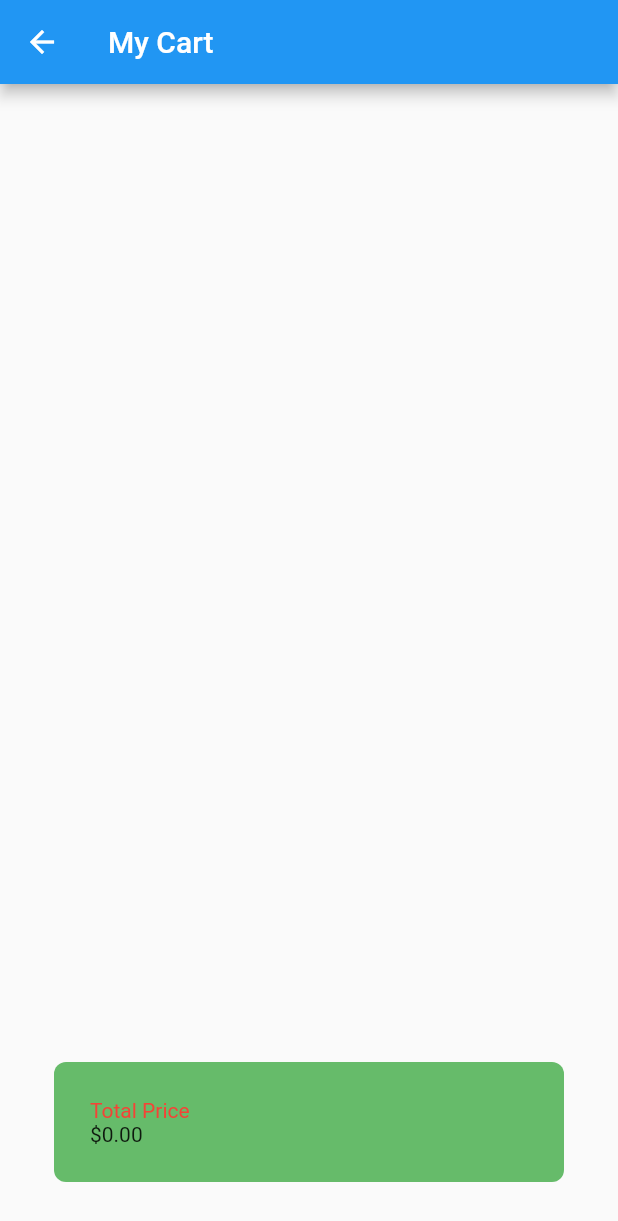
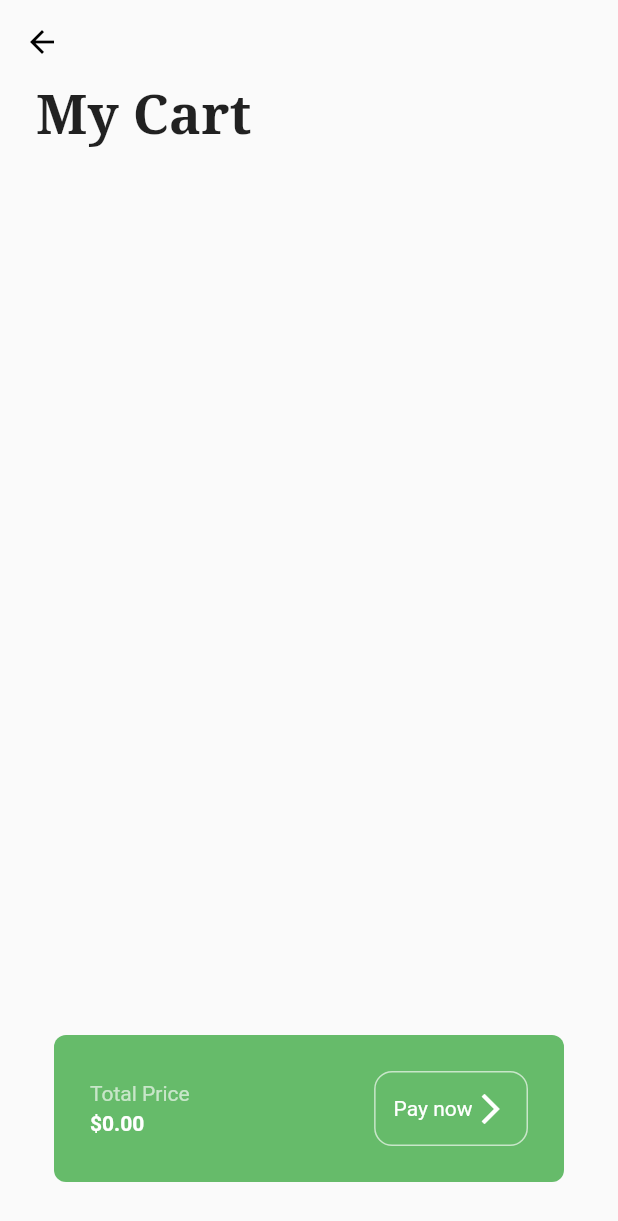
Before and after one commit to Victor-Zarzar/grocery-shop-flutter, a Flutter app: the CartPage screen opened directly, on a phone screen of 412 x 824 dp. Shown: the top 1221 px of the screen. Run offline on Flutter 3.47's test engine with Material 3 defaults, Android fonts, the phone set to English and light mode, and no system bars; our stand-ins replace google_fonts.

Commit message:
updates in cart page, and home pag

```diff
--- a/lib/pages/cart_page.dart
+++ b/lib/pages/cart_page.dart
@@ -1,4 +1,5 @@
 import 'package:flutter/material.dart';
+import 'package:google_fonts/google_fonts.dart';
 import 'package:grocery_shop_flutter/model/cart_model.dart';
 import 'package:provider/provider.dart';
 
@@ -9,12 +10,23 @@ class CartPage extends StatelessWidget {
   Widget build(BuildContext context) {
     return Scaffold(
       appBar: AppBar(
-        title: const Text("My Cart"),
+        backgroundColor: Colors.transparent,
+        elevation: 0,
+        iconTheme: const IconThemeData(color: Colors.black),
       ),
       body: Consumer<CartModel>(
         builder: (context, value, child) {
           return Column(
+            crossAxisAlignment: CrossAxisAlignment.start,
             children: [
+              Padding(
+              padding: const EdgeInsets.symmetric(horizontal: 24.0),
+              child: Text(
+                "My Cart",
+                style: GoogleFonts.notoSerif(
+                    fontSize: 36, fontWeight: FontWeight.bold),
+              ),
+            ),
               Expanded(
                 child: ListView.builder(
                   itemCount: value.cartItems.length,
@@ -54,13 +66,39 @@ class CartPage extends StatelessWidget {
                   ),
                   padding: const EdgeInsets.all(24),
                   child: Row(
+                    mainAxisAlignment: MainAxisAlignment.spaceBetween,
                     children: [
                       Column(
                         crossAxisAlignment: CrossAxisAlignment.start,
                         children: [
-                          const Text("Total Price", style: TextStyle(color: Colors.red),),
-                          Text('\$${value.calculateTotal()}')
+                          Text(
+                            "Total Price",
+                            style: TextStyle(color: Colors.green[100]),
+                          ),
+                          const SizedBox(height: 4),
+                          Text(
+                            '\$${value.calculateTotal()}',
+                            style: const TextStyle(
+                                color: Colors.white,
+                                fontWeight: FontWeight.bold),
+                          ),
                         ],
+                      ),
+                      Container(
+                        decoration: BoxDecoration(
+                          border: Border.all(color: Colors.green.shade100),
+                          borderRadius: BorderRadius.circular(12),
+                        ),
+                        padding: const EdgeInsets.all(12),
+                        child: const Row(
+                          children: [
+                            Text(
+                              "Pay now",
+                              style: TextStyle(color: Colors.white),
+                            ),
+                            Icon(Icons.arrow_forward_ios, color: Colors.white),
+                          ],
+                        ),
                       ),
                     ],
                   ),
```
Also changed, not shown: pubspec.lock, 2 other files.
